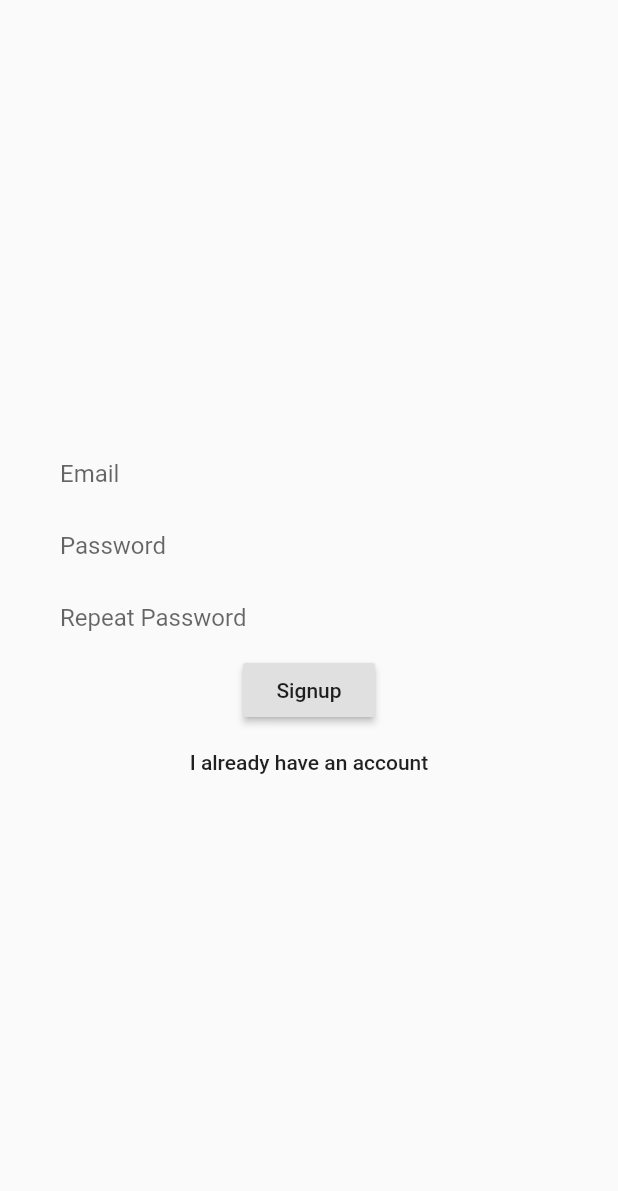
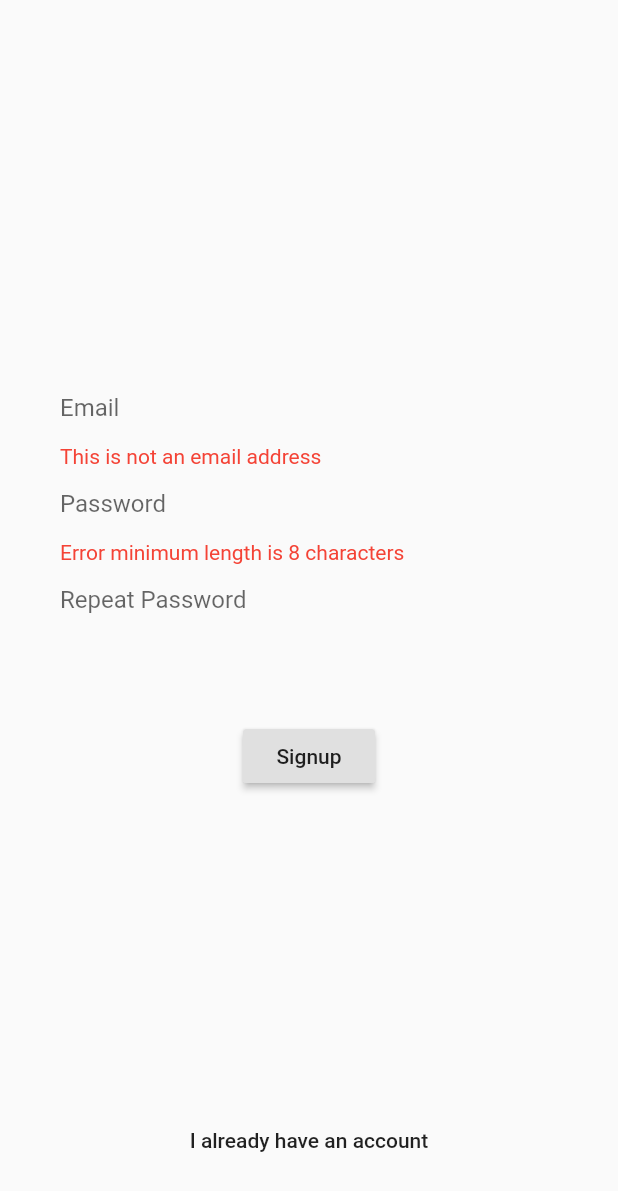
Before and after one commit to koyadovic/ml-diabetes-app, a Flutter app: the screen it shows after launch, after a tap on "Login", after a tap on "I have no account yet", after a tap on "Signup", on a phone screen of 412 x 824 dp. Shown: the top 1191 px of the screen. Run offline on Flutter 3.47's test engine with Material 2 defaults, Android fonts, the phone set to English and light mode, and no system bars; our stand-ins replace localstorage.

Commit message:
Actualizar services.dart, v1_screen.dart y 7 más archivos...

```diff
--- a/lib/authentication/controller/services.dart
+++ b/lib/authentication/controller/services.dart
@@ -14,7 +14,6 @@ class AuthenticationServices {
 
     String basicAuth = base64.encode(latin1.encode('$email:$password'));
 
-    // TODO y si es non authorized ??
     dynamic responseBody = await _backend.post(
       '/api/v1/auth/new-token/', {},
       withAuth: false,
@@ -27,7 +26,7 @@ class AuthenticationServices {
     await _backend.initialize();
     await _backend.post(
         '/api/v1/auth/new-account/',
-        {email: email, password: password},
+        {'email': email, 'password': password},
         withAuth: false
     );
   }
--- a/lib/authentication/view/login/v1_screen.dart
+++ b/lib/authentication/view/login/v1_screen.dart
@@ -49,12 +49,7 @@ class LoginScreenWidgetState extends State<LoginScreenWidget> {
                 hintText: 'Email'
               ),
             ),
-            Text(
-                _viewModel.emailError,
-                textAlign: TextAlign.left,
-                textWidthBasis: TextWidthBasis.longestLine,
-                style: TextStyle(color: Colors.red)
-            ),
+            Text(_viewModel.emailError, style: TextStyle(color: Colors.red)),
             TextField(
               onChanged: (String value) { _viewModel.password = value; },
               decoration: InputDecoration(
@@ -63,11 +58,7 @@ class LoginScreenWidgetState extends State<LoginScreenWidget> {
               ),
               obscureText: true,
             ),
-            Text(
-                _viewModel.passwordError,
-                textAlign: TextAlign.start,
-                style: TextStyle(color: Colors.red)
-            ),
+            Text(_viewModel.passwordError, style: TextStyle(color: Colors.red)),
             SizedBox(height: 40),
             Row(
               mainAxisAlignment: MainAxisAlignment.center,
--- a/lib/authentication/view/login/view_model.dart
+++ b/lib/authentication/view/login/view_model.dart
@@ -72,8 +72,8 @@ class LoginViewModel extends DiaViewModel {
     _validate();
     print('view_model login()');
     if (_isValid) {
-      setLoading(true);
       try {
+        setLoading(true);
         await authenticationServices.login(email, password);
       } catch (err) {
         throw err;
--- a/lib/authentication/view/signup/v1_screen.dart
+++ b/lib/authentication/view/signup/v1_screen.dart
@@ -39,8 +39,10 @@ class SignupScreenWidgetState extends State<SignupScreenWidget> {
       child: Padding(
         padding: const EdgeInsets.all(40.0),
         child: Column(
-          mainAxisAlignment: MainAxisAlignment.center,
+          crossAxisAlignment: CrossAxisAlignment.start,
           children: [
+            Spacer(),
+
             TextField(
               onChanged: (String value) { _viewModel.email = value; },
               decoration: InputDecoration(
@@ -48,6 +50,8 @@ class SignupScreenWidgetState extends State<SignupScreenWidget> {
                 hintText: 'Email'
               ),
             ),
+            Text(_viewModel.emailError, style: TextStyle(color: Colors.red)),
+
             TextField(
               onChanged: (String value) { _viewModel.password1 = value; },
               decoration: InputDecoration(
@@ -56,6 +60,8 @@ class SignupScreenWidgetState extends State<SignupScreenWidget> {
               ),
               obscureText: true,
             ),
+            Text(_viewModel.password1Error, style: TextStyle(color: Colors.red)),
+
             TextField(
               onChanged: (String value) { _viewModel.password2 = value; },
               decoration: InputDecoration(
@@ -64,17 +70,31 @@ class SignupScreenWidgetState extends State<SignupScreenWidget> {
               ),
               obscureText: true,
             ),
+            Text(_viewModel.password2Error, style: TextStyle(color: Colors.red)),
+
+            SizedBox(height: 40),
+            Row(
+              mainAxisAlignment: MainAxisAlignment.center,
+              children: [
                 RaisedButton(
                   child: Text('Signup'),
                   onPressed: () {
                     _viewModel.signUp();
                   },
                 ),
+              ],
+            ),
+            Spacer(),
+            Row(
+              mainAxisAlignment: MainAxisAlignment.center,
+              children: [
                 FlatButton(
                   child: Text('I already have an account'),
                   onPressed: () {
                     widget.requestScreenChange(DiaScreen.LOGIN);
                   },
+                ),
+              ],
             )
           ],
         ),
--- a/lib/authentication/view/signup/view_model.dart
+++ b/lib/authentication/view/signup/view_model.dart
@@ -31,6 +31,10 @@ class SignupViewModel extends DiaViewModel {
     return _email;
   }
 
+  String get emailError {
+    return _emailError;
+  }
+
   set password1(String password) {
     _password1 = password;
     if(_isValid != null) _validate();
@@ -41,6 +45,10 @@ class SignupViewModel extends DiaViewModel {
     return _password1;
   }
 
+  String get password1Error {
+    return _password1Error;
+  }
+
   set password2(String password) {
     _password2 = password;
     if(_isValid != null) _validate();
@@ -49,6 +57,10 @@ class SignupViewModel extends DiaViewModel {
 
   String get password2 {
     return _password2;
+  }
+
+  String get password2Error {
+    return _password2Error;
   }
 
   void _validate() {
@@ -91,10 +103,11 @@ class SignupViewModel extends DiaViewModel {
 
   Future<void> signUp() async{
     _validate();
-    print('view_model login()');
+    print('view_model signUp()');
     if (_isValid) {
       try {
-        await authenticationServices.signUp(email, password1);
+        await authenticationServices.signUp(_email, _password1);
+        await authenticationServices.login(_email, _password1);
       } catch (err) {
         throw err;
       } finally {
--- a/lib/main.dart
+++ b/lib/main.dart
@@ -1,12 +1,7 @@
-import 'package:Dia/shared/model/api_rest_backend.dart';
-import 'package:Dia/shared/view/screen_widget.dart';
-import 'package:Dia/shared/view/screens.dart';
-import 'package:Dia/user_data/view/v1_screen.dart';
 import 'package:flutter/material.dart';
+import 'main/view/main_screen.dart';
+import 'main/view/theme.dart';
 
-import 'authentication/controller/services.dart';
-import 'authentication/view/login/v1_screen.dart';
-import 'authentication/view/signup/v1_screen.dart';
 
 void main() {
   runApp(DiaApp());
@@ -18,137 +13,10 @@ class DiaApp extends StatelessWidget {
     return MaterialApp(
       title: 'Dia',
       theme: ThemeData(
-        primarySwatch: Colors.blue,
+        primarySwatch: DiaTheme.primaryColor,
         visualDensity: VisualDensity.adaptivePlatformDensity,
       ),
-      home: MasterScreen(title: 'Dia'),
+      home: MainScreen(title: 'Dia'),
     );
   }
 }
-
-
-class MasterScreen extends StatefulWidget {
-  MasterScreen({Key key, this.title}) : super(key: key);
-
-  final String title;
-
-  @override
-  _MasterScreenState createState() => _MasterScreenState();
-}
-
-class _MasterScreenState extends State<MasterScreen> {
-
-  DiaScreen _currentScreen;
-  DiaScreenStatefulWidget _currentScreenWidget;
-  ApiRestBackend _backend;
-
-  @override
-  void initState() {
-    super.initState();
-
-    _backend = ApiRestBackend();
-    _backend.initialize().then((_) {
-      if (!_backend.isAuthenticated()) {
-        changeCurrentScreen(DiaScreen.LOGIN);
-      } else {
-        changeCurrentScreen(DiaScreen.USER_DATA);
-      }
-    });
-  }
-
-  void changeCurrentScreen(DiaScreen screen) {
-    if(screen == _currentScreen) return;
-
-    switch (screen) {
-      case DiaScreen.USER_DATA:
-        this.setState(() {
-          _currentScreen = screen;
-          _currentScreenWidget = UserDataScreenWidget(changeCurrentScreen);
-        });
-        break;
-
-      case DiaScreen.LOGIN:
-        this.setState(() {
-          _currentScreen = screen;
-          _currentScreenWidget = LoginScreenWidget(changeCurrentScreen);
-        });
-        break;
-
-      case DiaScreen.SIGNUP:
-        this.setState(() {
-          _currentScreen = screen;
-          _currentScreenWidget = SignupScreenWidget(changeCurrentScreen);
-        });
-        break;
-
-      case DiaScreen.SETTINGS:
-        this.setState(() {
-          _currentScreen = screen;
-          _currentScreenWidget = UserDataScreenWidget(changeCurrentScreen);  // TODO
-        });
-        break;
-
-      default:
-        return null;
-    }
-  }
-
-  Drawer getDrawer(BuildContext context) {
-    return Drawer(
-      child: ListView(
-        // Important: Remove any padding from the ListView.
-        padding: EdgeInsets.zero,
-        children: <Widget>[
-          DrawerHeader(
-            child: Text('Menu'),
-            decoration: BoxDecoration(
-              color: Colors.blue,
-            ),
-          ),
-          ListTile(
-            selected: _currentScreen == DiaScreen.USER_DATA,
-            title: Text('User Data'),
-            onTap: () {
-              changeCurrentScreen(DiaScreen.USER_DATA);
-              Navigator.pop(context);
-            },
-          ),
-          ListTile(
-            title: Text('Logout'),
-            onTap: () async {
-              final AuthenticationServices authenticationServices = AuthenticationServices();
-              await authenticationServices.logout();
-              changeCurrentScreen(DiaScreen.LOGIN);
-              Navigator.pop(context);
-            },
-          ),
-        ],
-      ),
-    );
-  }
-
-  @override
-  Widget build(BuildContext context) {
-    if (_currentScreenWidget == null)
-      return Center(child: CircularProgressIndicator());
-
-    AppBar appBar;
-    if (_currentScreenWidget.hasAppBar()) {
-      String title = _currentScreenWidget.getAppBarTitle();
-      if(title == null || title == '')
-        title = widget.title;
-
-      appBar = AppBar(
-        title: Text(title),
-        actions: _currentScreenWidget.getAppBarActions(),
-      );
-    }
-
-    return Scaffold(
-      appBar: appBar,
-      body: _currentScreenWidget,
-      drawer: _currentScreenWidget.hasDrawer() ? getDrawer(context) : null,
-      floatingActionButton: _currentScreenWidget.getFloatingActionButton(),
-    );
-  }
-}
--- /dev/null
+++ b/lib/main/view/main_screen.dart
@@ -0,0 +1,136 @@
+import 'package:Dia/authentication/controller/services.dart';
+import 'package:Dia/authentication/view/login/v1_screen.dart';
+import 'package:Dia/authentication/view/signup/v1_screen.dart';
+import 'package:Dia/main/view/theme.dart';
+import 'package:Dia/shared/model/api_rest_backend.dart';
+import 'package:Dia/shared/view/screen_widget.dart';
+import 'package:Dia/shared/view/screens.dart';
+import 'package:Dia/user_data/view/v1_screen.dart';
+import 'package:flutter/material.dart';
+
+
+class MainScreen extends StatefulWidget {
+  MainScreen({Key key, this.title}) : super(key: key);
+
+  final String title;
+
+  @override
+  _MainScreenState createState() => _MainScreenState();
+}
+
+class _MainScreenState extends State<MainScreen> {
+
+  DiaScreen _currentScreen;
+  DiaScreenStatefulWidget _currentScreenWidget;
+  ApiRestBackend _backend;
+
+  @override
+  void initState() {
+    super.initState();
+
+    _backend = ApiRestBackend();
+    _backend.initialize().then((_) {
+      if (!_backend.isAuthenticated()) {
+        changeCurrentScreen(DiaScreen.LOGIN);
+      } else {
+        changeCurrentScreen(DiaScreen.USER_DATA);
+      }
+    });
+  }
+
+  void changeCurrentScreen(DiaScreen screen) {
+    if(screen == _currentScreen) return;
+
+    switch (screen) {
+      case DiaScreen.USER_DATA:
+        this.setState(() {
+          _currentScreen = screen;
+          _currentScreenWidget = UserDataScreenWidget(changeCurrentScreen);
+        });
+        break;
+
+      case DiaScreen.LOGIN:
+        this.setState(() {
+          _currentScreen = screen;
+          _currentScreenWidget = LoginScreenWidget(changeCurrentScreen);
+        });
+        break;
+
+      case DiaScreen.SIGNUP:
+        this.setState(() {
+          _currentScreen = screen;
+          _currentScreenWidget = SignupScreenWidget(changeCurrentScreen);
+        });
+        break;
+
+      case DiaScreen.SETTINGS:
+        this.setState(() {
+          _currentScreen = screen;
+          _currentScreenWidget = UserDataScreenWidget(changeCurrentScreen);  // TODO
+        });
+        break;
+
+      default:
+        return null;
+    }
+  }
+
+  Drawer getDrawer(BuildContext context) {
+    return Drawer(
+      child: ListView(
+        // Important: Remove any padding from the ListView.
+        padding: EdgeInsets.zero,
+        children: <Widget>[
+          DrawerHeader(
+            child: Text('Menu'),
+            decoration: BoxDecoration(
+              color: DiaTheme.primaryColor,
+            ),
+          ),
+          ListTile(
+            selected: _currentScreen == DiaScreen.USER_DATA,
+            title: Text('User Data'),
+            onTap: () {
+              changeCurrentScreen(DiaScreen.USER_DATA);
+              Navigator.pop(context);
+            },
+          ),
+          ListTile(
+            title: Text('Logout'),
+            onTap: () async {
+              final AuthenticationServices authenticationServices = AuthenticationServices();
+              await authenticationServices.logout();
+              changeCurrentScreen(DiaScreen.LOGIN);
+              Navigator.pop(context);
+            },
+          ),
+        ],
+      ),
+    );
+  }
+
+  @override
+  Widget build(BuildContext context) {
+    if (_currentScreenWidget == null)
+      return Center(child: CircularProgressIndicator());
+
+    AppBar appBar;
+    if (_currentScreenWidget.hasAppBar()) {
+      String title = _currentScreenWidget.getAppBarTitle();
+      if(title == null || title == '')
+        title = widget.title;
+
+      appBar = AppBar(
+        title: Text(title),
+        actions: _currentScreenWidget.getAppBarActions(),
+      );
+    }
+
+    return Scaffold(
+      appBar: appBar,
+      body: _currentScreenWidget,
+      drawer: _currentScreenWidget.hasDrawer() ? getDrawer(context) : null,
+      floatingActionButton: _currentScreenWidget.getFloatingActionButton(),
+    );
+  }
+}
--- /dev/null
+++ b/lib/main/view/theme.dart
@@ -0,0 +1,6 @@
+import 'package:flutter/material.dart';
+
+class DiaTheme {
+  static final Color primaryColor = Colors.pink;
+
+}
--- a/lib/shared/model/api_rest_backend.dart
+++ b/lib/shared/model/api_rest_backend.dart
@@ -4,17 +4,28 @@ import 'package:Dia/shared/model/storage.dart';
 import 'package:http/http.dart' as http;
 
 
-class BackendUnavailable implements Exception {
-  const BackendUnavailable();
+class BackendError implements Exception {
+  final String _message;
+  const BackendError(this._message);
+  String toString() => "$_message";
+}
+
+
+class BackendUnavailable extends BackendError {
+  const BackendUnavailable() : super('');
   String toString() => "BackendUnavailable";
 }
 
+class BackendUnauthorized extends BackendError {
+  const BackendUnauthorized(String message) : super(message);
+}
 
-class BackendUnauthorized implements Exception {
-  final String _message;
+class BackendForbidden extends BackendError {
+  const BackendForbidden(String message) : super(message);
+}
 
-  const BackendUnauthorized(this._message);
-  String toString() => "BackendUnauthorized: $_message";
+class BackendBadRequest extends BackendError {
+  const BackendBadRequest(String message) : super(message);
 }
 
 
@@ -64,8 +75,9 @@ class ApiRestBackend {
     } on SocketException catch(e) {
       print(e);
       throw BackendUnavailable();
+    } catch (err) {
+      throw BackendError(err.toString());
     }
-    return null;
   }
 
   Future<dynamic> post(String endpoint, dynamic data, {bool withAuth = true, Map<String, String> additionalHeaders}) async {
@@ -78,8 +90,9 @@ class ApiRestBackend {
     } on SocketException catch(e) {
       print(e);
       throw BackendUnavailable();
+    } catch (err) {
+      throw BackendError(err.toString());
     }
-    return null;
   }
 
   Future<dynamic> patch(String endpoint, dynamic data, {bool withAuth = true, Map<String, String> additionalHeaders}) async {
@@ -92,8 +105,9 @@ class ApiRestBackend {
     } on SocketException catch(e) {
       print(e);
       throw BackendUnavailable();
+    } catch (err) {
+      throw BackendError(err.toString());
     }
-    return null;
   }
 
   Future<Map<String, String>> _getHeaders(bool withAuth, Map<String, String> additionalHeaders) async {
@@ -118,13 +132,19 @@ class ApiRestBackend {
   dynamic _decodeResponseBody(http.Response response) {
     bool error = response.statusCode < 200 || response.statusCode > 399;
     dynamic content = json.decode(utf8.decode(response.bodyBytes));
-    print(content);
     if(error) {
+      String message = content['message'];
       if(response.statusCode == 401){
-        throw BackendUnauthorized(content['message']);
+        throw BackendUnauthorized(message);
+      }
+      else if(response.statusCode == 400) {
+        throw BackendBadRequest(message);
+      }
+      else if(response.statusCode == 403) {
+        throw BackendForbidden(message);
       }
       print('${response.statusCode}: ${response.body}');
-      throw new Exception('Response from server was ${response.statusCode}');
+      throw BackendError('${response.statusCode}: ' + message);
     }
     return content;
   }
```
Lines whose indentation alone changed are shown as unchanged.
